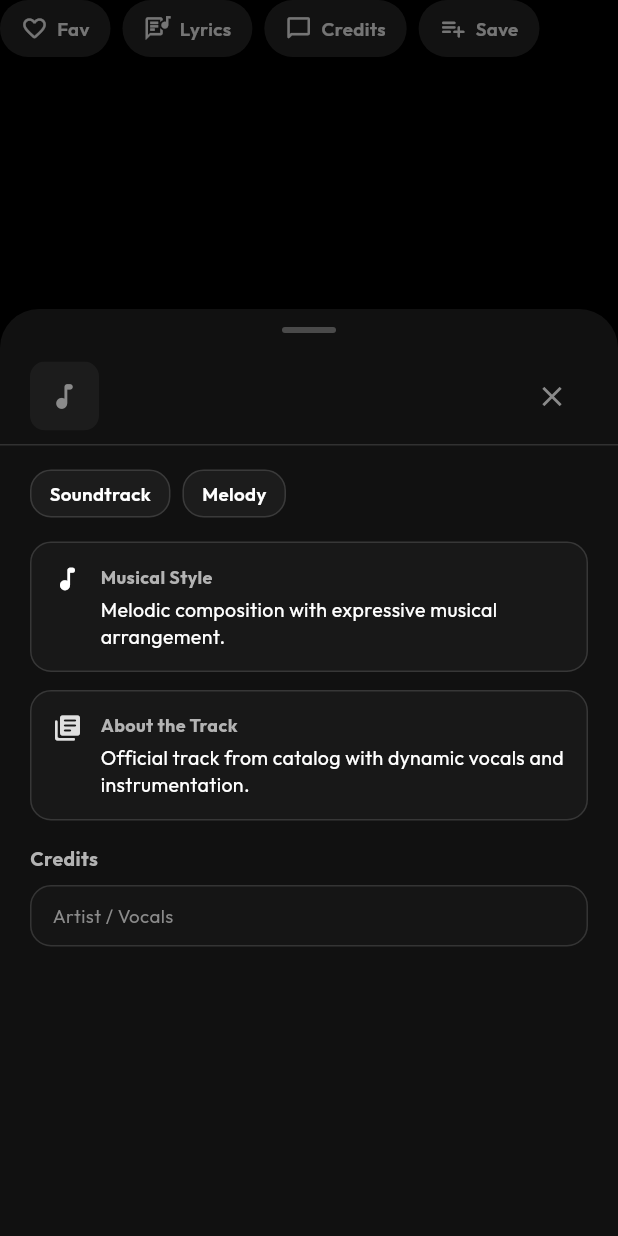
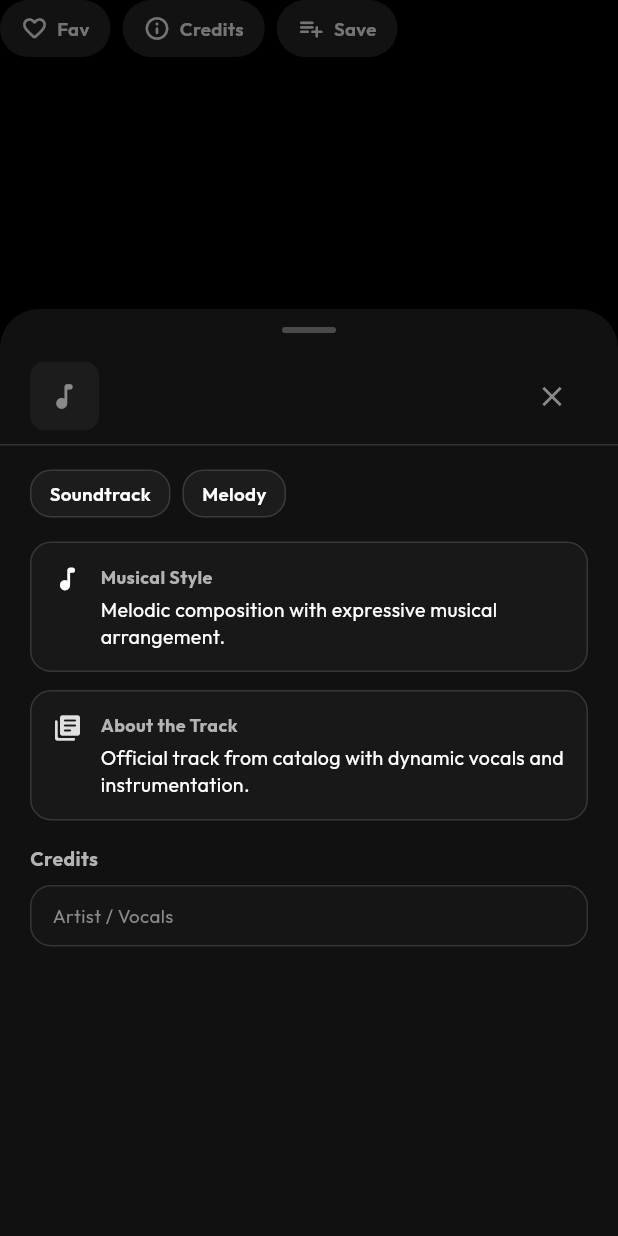
Before and after one commit to abhi963007/Kukku-Music, a Flutter app: the _ActionPillsRow widget shown alone on an empty page, opened directly with empty values, after a tap on "Credits", on a phone screen of 412 x 824 dp. Run offline on Flutter 3.47's test engine with Material 3 defaults, Android fonts, the phone set to English and light mode, and no system bars; our stand-ins replace audio_service, audio_video_progress_bar, cached_network_image, dio, get, google_fonts and 8 more; missing offline and left inert: audio_session, dart_des, youtube_explode_dart; accounts and stored records are empty; network calls fail; statements that could not run were skipped.

Commit message:
fix: remove lyrics pill button from player action bar

```diff
--- a/lib/ui/screens/player_screen.dart
+++ b/lib/ui/screens/player_screen.dart
@@ -8,7 +8,6 @@ import '../../controllers/user_data_controller.dart';
 import '../../models/song_model.dart';
 import '../theme/app_theme.dart';
 import '../widgets/add_to_playlist_sheet.dart';
-import '../widgets/lyrics_sheet.dart';
 import '../widgets/mini_player.dart';
 import '../widgets/palette_background.dart';
 import '../widgets/progress_slider.dart';
@@ -367,25 +366,16 @@ class _ActionPillsRow extends StatelessWidget {
 
           const SizedBox(width: 8),
 
-          // 2. Lyrics Pill
+          // 2. Credits / Info Pill
           _ActionPill(
-            icon: Icons.lyrics_outlined,
-            label: "Lyrics",
-            onTap: () => LyricsSheet.show(context, song),
-          ),
-
-          const SizedBox(width: 8),
-
-          // 3. Credits / Story Pill
-          _ActionPill(
-            icon: Icons.chat_bubble_outline_rounded,
+            icon: Icons.info_outline_rounded,
             label: "Credits",
             onTap: () => SongDetailsSheet.show(context, song),
           ),
 
           const SizedBox(width: 8),
 
-          // 4. Save to Playlist Pill
+          // 3. Save to Playlist Pill
           _ActionPill(
             icon: Icons.playlist_add_rounded,
             label: "Save",
```
